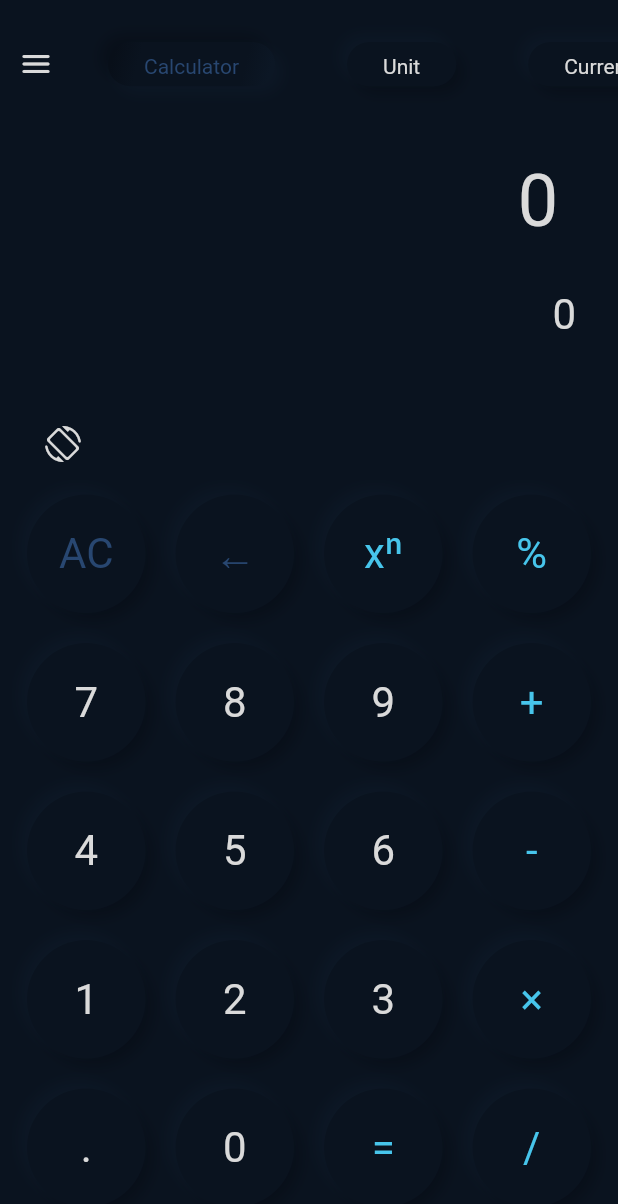
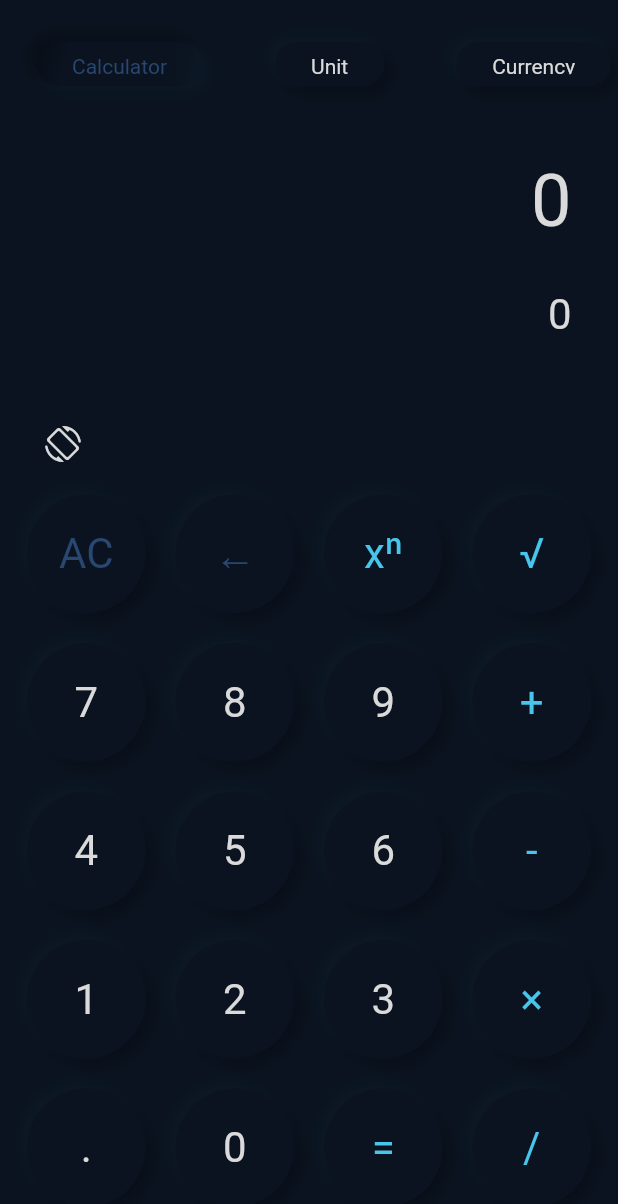
Before and after one commit to Jatin5120/neumorphism-calculator, a Flutter app: the screen it shows after launch, on a phone screen of 412 x 824 dp. Shown: the top 1204 px of the screen. Run offline on Flutter 3.47's test engine with Material 2 defaults, Android fonts, the phone set to English and light mode, and no system bars; our stand-ins replace get.

Commit message:
All operations working

```diff
--- a/lib/constants/constants.dart
+++ b/lib/constants/constants.dart
@@ -1,3 +1,4 @@
 export 'colors.dart';
 export 'utils.dart';
 export 'enums.dart';
+export 'my_buttons.dart';
--- /dev/null
+++ b/lib/constants/my_buttons.dart
@@ -0,0 +1,26 @@
+class MyButtons {
+  static const String zero = '0';
+  static const String one = '1';
+  static const String two = '2';
+  static const String three = '3';
+  static const String four = '4';
+  static const String five = '5';
+  static const String six = '6';
+  static const String seven = '7';
+  static const String eight = '8';
+  static const String nine = '9';
+
+  static const String dot = '.';
+
+  static const String clear = 'AC';
+  static const String back = '←';
+
+  static const String equal = '=';
+
+  static const String add = '+';
+  static const String subtract = '-';
+  static const String multiply = '×';
+  static const String divide = '/';
+  static const String power = 'xⁿ';
+  static const String root = '√';
+}
--- a/lib/main.dart
+++ b/lib/main.dart
@@ -29,7 +29,7 @@ class MyApp extends StatelessWidget {
   @override
   Widget build(BuildContext context) {
     changeOrientation(true);
-    return MaterialApp(
+    return GetMaterialApp(
       debugShowCheckedModeBanner: false,
       home: HomePage(),
     );
--- a/lib/widgets/portrait_layout.dart
+++ b/lib/widgets/portrait_layout.dart
@@ -12,26 +12,26 @@ class PortraitLayout extends StatelessWidget {
   final List<String> chipList = ['Calculator', 'Unit', 'Currency'];
 
   final List<ButtonModel> buttons = [
-    ButtonModel(text: 'AC', buttonType: ButtonType.clear),
-    ButtonModel(text: '←', buttonType: ButtonType.clear),
-    ButtonModel(text: 'xⁿ', buttonType: ButtonType.operator),
-    ButtonModel(text: '%', buttonType: ButtonType.operator),
-    ButtonModel(text: '7', buttonType: ButtonType.number),
-    ButtonModel(text: '8', buttonType: ButtonType.number),
-    ButtonModel(text: '9', buttonType: ButtonType.number),
-    ButtonModel(text: '+', buttonType: ButtonType.operator),
-    ButtonModel(text: '4', buttonType: ButtonType.number),
-    ButtonModel(text: '5', buttonType: ButtonType.number),
-    ButtonModel(text: '6', buttonType: ButtonType.number),
-    ButtonModel(text: '-', buttonType: ButtonType.operator),
-    ButtonModel(text: '1', buttonType: ButtonType.number),
-    ButtonModel(text: '2', buttonType: ButtonType.number),
-    ButtonModel(text: '3', buttonType: ButtonType.number),
-    ButtonModel(text: '×', buttonType: ButtonType.operator),
-    ButtonModel(text: '.', buttonType: ButtonType.number),
-    ButtonModel(text: '0', buttonType: ButtonType.number),
-    ButtonModel(text: '=', buttonType: ButtonType.operator),
-    ButtonModel(text: '/', buttonType: ButtonType.operator),
+    ButtonModel(text: MyButtons.clear, buttonType: ButtonType.clear),
+    ButtonModel(text: MyButtons.back, buttonType: ButtonType.clear),
+    ButtonModel(text: MyButtons.power, buttonType: ButtonType.operator),
+    ButtonModel(text: MyButtons.root, buttonType: ButtonType.operator),
+    ButtonModel(text: MyButtons.seven, buttonType: ButtonType.number),
+    ButtonModel(text: MyButtons.eight, buttonType: ButtonType.number),
+    ButtonModel(text: MyButtons.nine, buttonType: ButtonType.number),
+    ButtonModel(text: MyButtons.add, buttonType: ButtonType.operator),
+    ButtonModel(text: MyButtons.four, buttonType: ButtonType.number),
+    ButtonModel(text: MyButtons.five, buttonType: ButtonType.number),
+    ButtonModel(text: MyButtons.six, buttonType: ButtonType.number),
+    ButtonModel(text: MyButtons.subtract, buttonType: ButtonType.operator),
+    ButtonModel(text: MyButtons.one, buttonType: ButtonType.number),
+    ButtonModel(text: MyButtons.two, buttonType: ButtonType.number),
+    ButtonModel(text: MyButtons.three, buttonType: ButtonType.number),
+    ButtonModel(text: MyButtons.multiply, buttonType: ButtonType.operator),
+    ButtonModel(text: MyButtons.dot, buttonType: ButtonType.number),
+    ButtonModel(text: MyButtons.zero, buttonType: ButtonType.number),
+    ButtonModel(text: MyButtons.equal, buttonType: ButtonType.operator),
+    ButtonModel(text: MyButtons.divide, buttonType: ButtonType.operator),
   ];
 
   @override
@@ -41,17 +41,6 @@ class PortraitLayout extends StatelessWidget {
       child: Column(
         crossAxisAlignment: CrossAxisAlignment.end,
         children: [
-          Expanded(
-            flex: 1,
-            child: Row(
-              children: [
-                IconButton(
-                  icon: Icon(
-                    Icons.menu_rounded,
-                    color: CustomColors.numberColor,
-                  ),
-                  onPressed: () {},
-                ),
           Expanded(
             flex: 1,
             child: ListView.builder(
@@ -69,9 +58,6 @@ class PortraitLayout extends StatelessWidget {
               },
             ),
           ),
-              ],
-            ),
-          ),
           Expanded(
             flex: 3,
             child: Container(
@@ -83,19 +69,23 @@ class PortraitLayout extends StatelessWidget {
                   crossAxisAlignment: CrossAxisAlignment.end,
                   mainAxisSize: MainAxisSize.min,
                   children: [
-                    Text(
-                      controller.history.value + ' ' + controller.symbol.value,
+                    SelectableText(
+                      controller.history.value,
                       style: TextStyle(
                         fontSize: controller.isCompleted.value ? 28.0 : 48.0,
                         color: CustomColors.numberColor,
                       ),
+                      textAlign: TextAlign.right,
                     ),
-                    Text(
+                    SelectableText(
+                      controller.symbol.value +
+                          ' ' +
                           controller.expression.value,
                       style: TextStyle(
                         fontSize: controller.isCompleted.value ? 48.0 : 28.0,
                         color: CustomColors.numberColor,
                       ),
+                      textAlign: TextAlign.right,
                     ),
                   ],
                 );
@@ -134,7 +124,7 @@ class PortraitLayout extends StatelessWidget {
                 ),
                 itemCount: buttons.length,
                 itemBuilder: (context, index) {
-                  return MyButton(
+                  return BuildButton(
                     buttonModel: buttons[index],
                     index: index,
                   );
--- a/lib/widgets/widgets.dart
+++ b/lib/widgets/widgets.dart
@@ -1,4 +1,4 @@
-export 'my_button.dart';
+export 'build_button.dart';
 export 'portrait_layout.dart';
 export 'landscape_layout.dart';
 export 'my_chip.dart';
```
Also changed, not shown: lib/controllers/calculator_controller.dart (+19 -11 lines), lib/widgets/build_button.dart (renamed from lib/widgets/my_button.dart, +24 -24 lines). Lines whose indentation alone changed are shown as unchanged.
